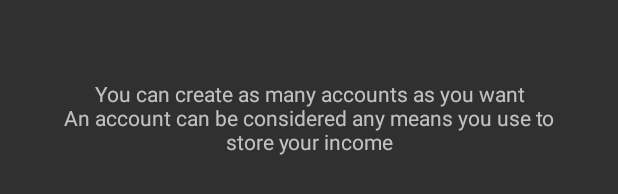
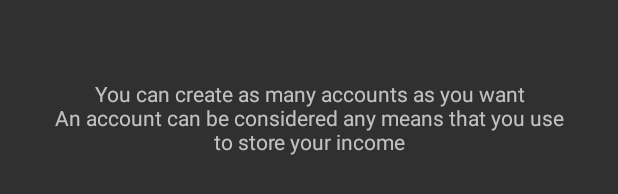
Before and after one commit to gustavocelani/fortune, an Android app: the layout activity_accounts.xml on its own in the app's theme, with its tools: preview values and no code run, on a phone screen of 412 x 824 dp. Shown: the part 1032-1226 px from the top of the screen. Run offline under Robolectric (Android 15) with nearby library versions, the phone set to English and light mode, and no system bars.

Commit message:
Improve text watcher parser

```diff
--- a/Fortune/app/src/main/java/com/gcelani/fortune/utils/BalanceTextWatcher.java
+++ b/Fortune/app/src/main/java/com/gcelani/fortune/utils/BalanceTextWatcher.java
@@ -55,7 +55,7 @@ public class BalanceTextWatcher implements TextWatcher {
                     double parsed = (Double.parseDouble(cleanString) / 100);
 
                     String parsedString = mContext.get().getResources().getString(R.string.money_pattern, parsed);
-                    String floatBalancePart = parsedString.split(",")[1];
+                    String floatBalancePart = parsedString.split(parsedString.contains(",") ? "," : "\\.")[1];
 
                     NumberFormat formatter = new DecimalFormat("#,###");
                     String formattedBalance = formatter.format((int) parsed).replaceAll(",", ".") + "," + floatBalancePart;
--- a/Fortune/app/src/main/res/values/strings.xml
+++ b/Fortune/app/src/main/res/values/strings.xml
@@ -40,7 +40,7 @@
     <string name="account_is_available">Add to Available Group</string>
     <string name="account_is_total">Add to Total Group</string>
     <string name="account_name_hint">My Favorite Bank</string>
-    <string name="account_explanation_text">You can create as many accounts as you want\nAn account can be considered any means you use to store your income</string>
+    <string name="account_explanation_text">You can create as many accounts as you want\nAn account can be considered any means that you use to store your income</string>
     <string-array name="account_types">
         <item>Money</item>
         <item>Current Account</item>
```
